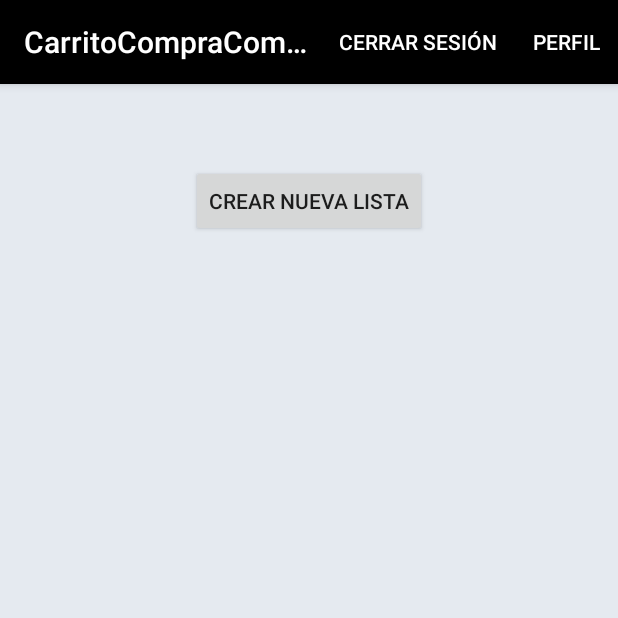
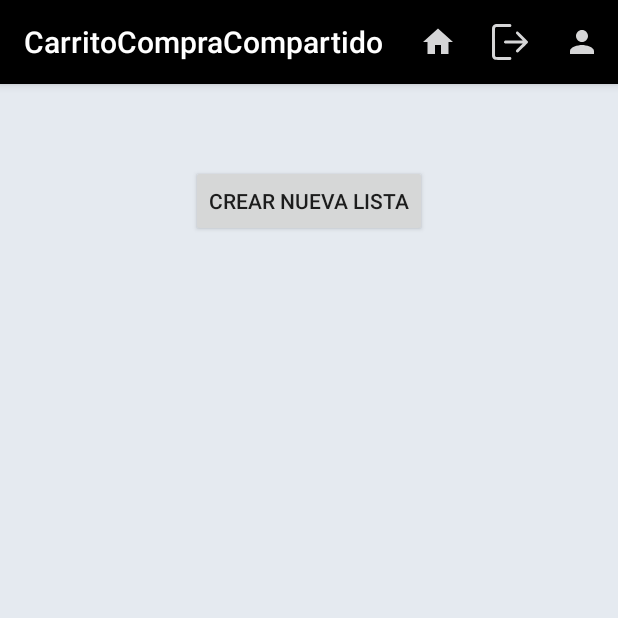
Before and after one commit to EderSampayo/CarritoCompraCompartido, an Android app: the HomeActivity screen opened directly, with no data from a screen before it, on a phone screen of 412 x 824 dp, the top half of it. Run offline under Robolectric (Android 15) with nearby library versions, the phone set to English and light mode, and no system bars; our stand-ins replace Firebase (no records; nobody signed in at launch, a user with empty details on screens opened directly); pictures from the network do not load.

Commit message:
Update menu_home.xml

```diff
--- a/app/src/main/res/menu/menu_home.xml
+++ b/app/src/main/res/menu/menu_home.xml
@@ -2,15 +2,24 @@
 <menu xmlns:app="http://schemas.android.com/apk/res-auto"
     xmlns:android="http://schemas.android.com/apk/res/android">
 
+    <!-- Home Item -->
+    <item
+        android:id="@+id/home"
+        android:title="Home"
+        android:icon="@drawable/ic_home"
+        app:showAsAction="ifRoom|withText"/>
 
-    <!-- action button for refresh -->
-    <item android:title="CERRAR SESIÓN"
+    <!-- Logout Item -->
+    <item
         android:id="@+id/cerrar_sesion"
-        android:orderInCategory="100"
-        app:showAsAction="ifRoom"/>
+        android:title="Cerrar Sesión"
+        android:icon="@drawable/ic_logout"
+        app:showAsAction="ifRoom|withText"/>
 
-    <item android:title="PERFIL"
+    <!-- Profile Item -->
+    <item
         android:id="@+id/perfil"
-        android:orderInCategory="100"
-        app:showAsAction="ifRoom"/>
+        android:title="Perfil"
+        android:icon="@drawable/ic_profile"
+        app:showAsAction="ifRoom|withText"/>
 </menu>
```
